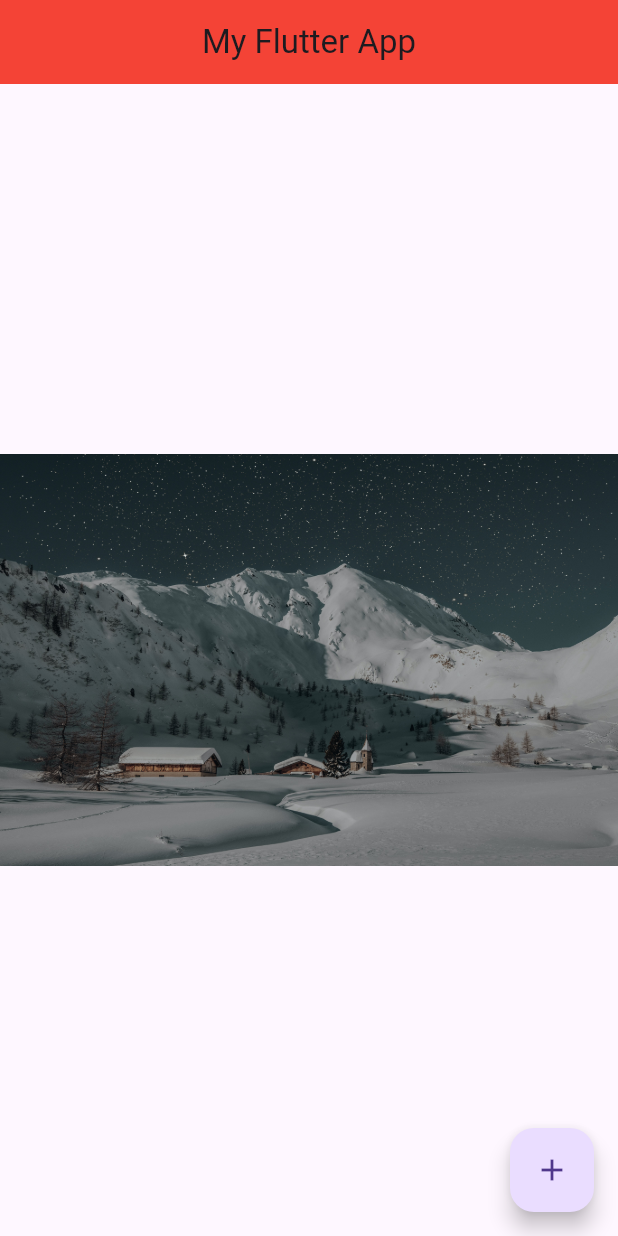
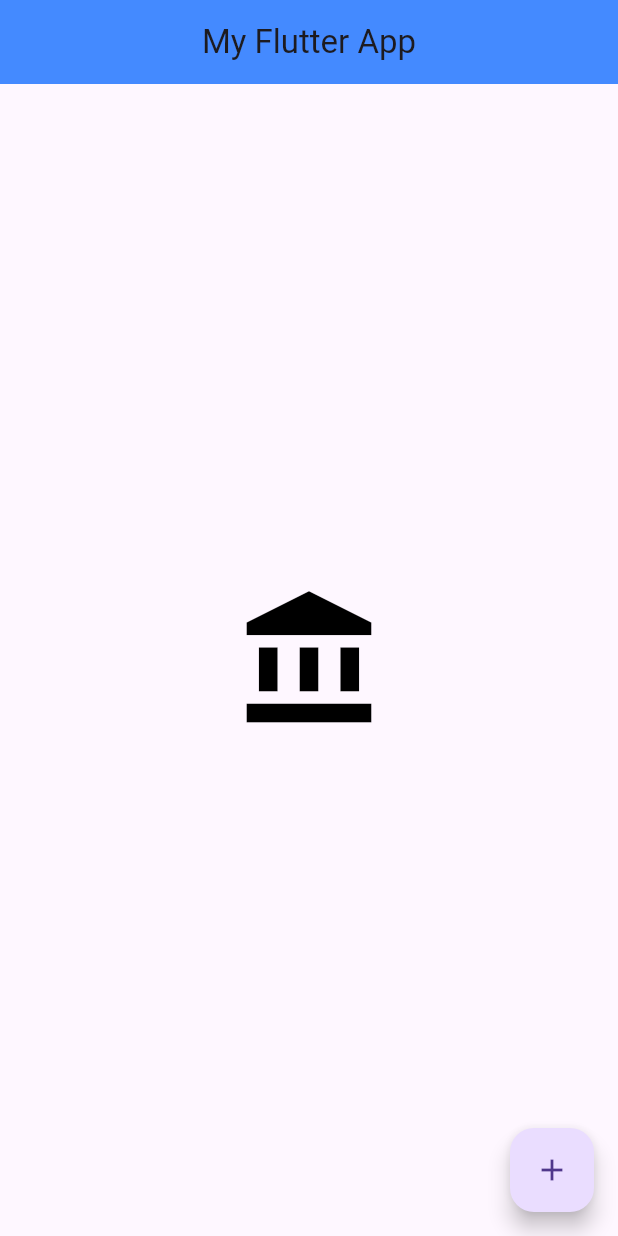
Before and after one commit to KamalSinghgeek/Flutter_Code_Base, a Flutter app: the screen it shows after launch, on a phone screen of 412 x 824 dp. Run offline on Flutter 3.47's test engine with Material 3 defaults, Android fonts, the phone set to English and light mode, and no system bars.

Commit message:
Add Icon and it's properties

```diff
--- a/lib/main.dart
+++ b/lib/main.dart
@@ -18,12 +18,14 @@ class MyHomePage extends StatelessWidget {
       appBar: AppBar(
         title: Text('My Flutter App'),
         centerTitle: true,
-        backgroundColor: Colors.red,
+        backgroundColor: Colors.blueAccent,
       ),
       body: Center(
-        child: Image(
-            image:AssetImage('assets/Image-2.jpg'),
-        ),
+        child: Icon(
+          Icons.account_balance,
+          size: 100,
+          color: Colors.black,
+        )
       ),
       floatingActionButton: FloatingActionButton(
         onPressed: () {
```
